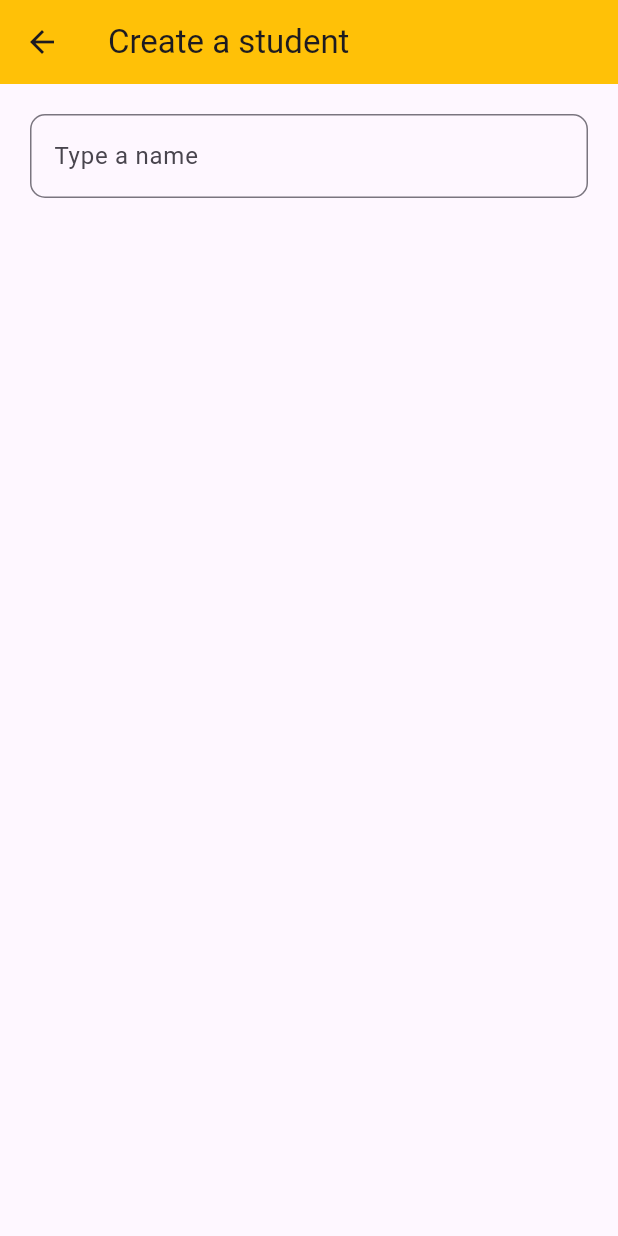
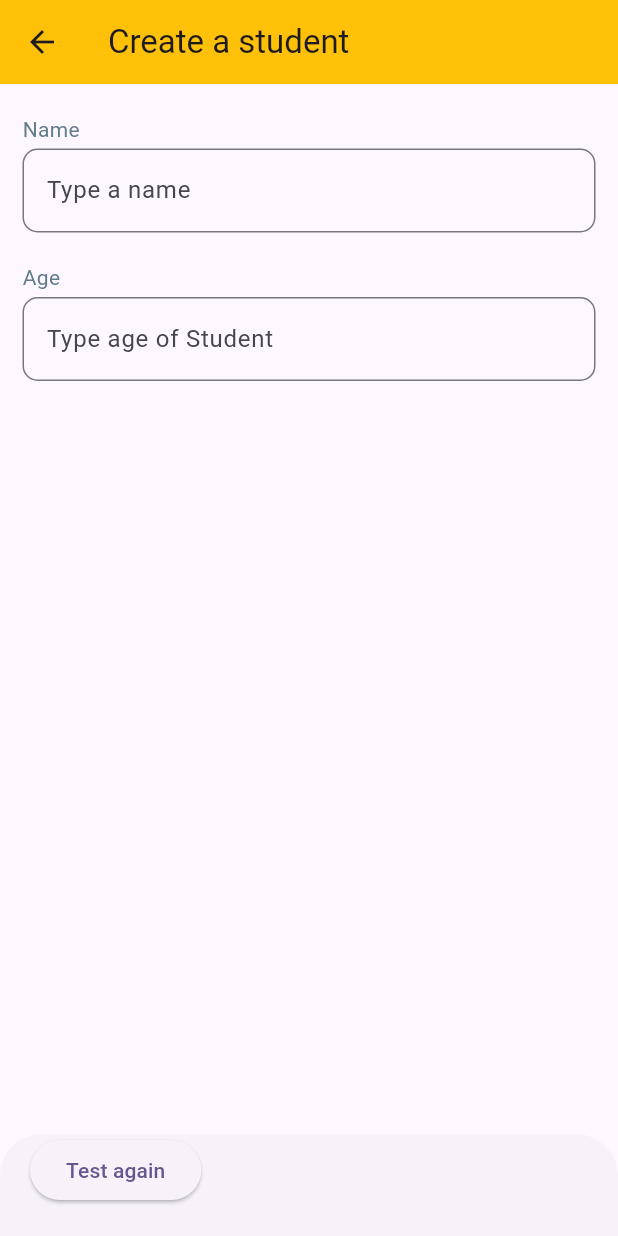
Before and after one commit to Kristian-BASW/web-publishment, a Flutter app: the screen it shows after launch, after a tap on the "add" icon, on a phone screen of 412 x 824 dp. Run offline on Flutter 3.47's test engine with Material 3 defaults, Android fonts, the phone set to English and light mode, and no system bars.

Commit message:
Adding Create student

```diff
--- a/test_website_publishment/lib/create_student_page.dart
+++ b/test_website_publishment/lib/create_student_page.dart
@@ -1,5 +1,7 @@
 import 'package:flutter/material.dart';
 import 'package:test_website_publishment/shared/widgets/styled_text_field.dart';
+
+import 'models/student.dart';
 
 class CreateStudentPage extends StatefulWidget {
   const CreateStudentPage({super.key});
@@ -16,15 +18,24 @@ class _CreateStudentPageState extends State<CreateStudentPage> {
         title: Text('Create a student'),
         backgroundColor: Colors.amber,
       ),
-
-      body: Container(
-        color: Colors.transparent,
+      body: Column(
+        mainAxisAlignment: MainAxisAlignment.start,
+        crossAxisAlignment: CrossAxisAlignment.start,
+        children: [
+          StyledTextField(hint: 'Type a name', label: 'Name'),
+          StyledTextField(hint: 'Type age of Student', label: 'Age'),
+        ],
+      ),
+      bottomSheet: Expanded(
         child: Row(
           children: [
-            Expanded(
-              child: Container(
-                padding: EdgeInsets.all(20),
-                child: StyledTextField(hintText: 'Type a name'),
+            Container(
+              padding: EdgeInsets.fromLTRB(20, 0, 10, 20),
+              child: ElevatedButton(
+                onPressed: () {
+                  Navigator.pop(context, Student('test', 2));
+                },
+                child: Text('Test again'),
               ),
             ),
           ],
--- a/test_website_publishment/lib/main.dart
+++ b/test_website_publishment/lib/main.dart
@@ -35,11 +35,16 @@ class HomePage extends StatefulWidget {
 class _HomePageState extends State<HomePage> {
   List<Student> students = [Student('Tommy', 21)];
 
-  void createStudent() {
-    Navigator.push(
+  Future<void> createStudent() async {
+    Student? data = await Navigator.push<Student>(
       context,
       MaterialPageRoute(builder: (context) => CreateStudentPage()),
     );
+    if (data != null) {
+      setState(() {
+        this.students.add(data);
+      });
+    }
   }
 
   @override
--- a/test_website_publishment/lib/models/student.dart
+++ b/test_website_publishment/lib/models/student.dart
@@ -3,9 +3,8 @@ class Student {
   String name;
 
   // Age of the student
-  double? age;
+  int? age;
 
   // Constructor
-  Student(this.name, double this.age);
-
+  Student(this.name, int this.age);
 }
--- /dev/null
+++ b/test_website_publishment/lib/shared/widgets/styled_text.dart
@@ -0,0 +1,43 @@
+import 'package:flutter/material.dart';
+
+class StyledText extends StatelessWidget {
+  String value;
+  FontWeight valueFontWeight;
+  double valueFontSize;
+  String? label;
+  FontWeight labelFontWeight;
+  double labelFontSize;
+
+  StyledText({
+    super.key,
+    required this.value,
+    this.label,
+    this.valueFontWeight = FontWeight.normal,
+    this.valueFontSize = 12,
+    this.labelFontWeight = FontWeight.normal,
+    this.labelFontSize = 10,
+  });
+
+  @override
+  Widget build(BuildContext context) {
+    return Column(
+      children: [
+        if (label != null)
+          Text(
+            '$label',
+            style: TextStyle(
+              fontSize: this.labelFontSize,
+              fontWeight: this.labelFontWeight,
+            ),
+          ),
+        Text(
+          '$value',
+          style: TextStyle(
+            fontSize: this.valueFontSize,
+            fontWeight: this.valueFontWeight,
+          ),
+        ),
+      ],
+    );
+  }
+}
--- a/test_website_publishment/lib/shared/widgets/styled_text_field.dart
+++ b/test_website_publishment/lib/shared/widgets/styled_text_field.dart
@@ -1,9 +1,10 @@
 import 'package:flutter/material.dart';
 
 class StyledTextField extends StatefulWidget {
-  final String hintText;
+  final String hint;
+  final String? label;
 
-  const StyledTextField({super.key, required this.hintText});
+  const StyledTextField({super.key, required this.hint, this.label});
 
   @override
   State<StyledTextField> createState() => _StyledTextFieldState();
@@ -11,15 +12,50 @@ class StyledTextField extends StatefulWidget {
 
 class _StyledTextFieldState extends State<StyledTextField> {
   @override
+  StyledTextField get widget => super.widget;
+
+  String hint = '';
+  String? label = '';
+  String value = '';
+
+  @override
+  void initState() {
+    super.initState();
+    hint = widget.hint;
+    label = widget.label;
+  }
+
+  @override
   Widget build(BuildContext context) {
-    return TextField(
-      decoration: InputDecoration(
-        fillColor: Colors.black,
-        border: OutlineInputBorder(
-          borderRadius: BorderRadius.all(Radius.circular(10)),
+    return Column(
+      crossAxisAlignment: CrossAxisAlignment.start,
+      mainAxisAlignment: MainAxisAlignment.start,
+      children: [
+        if (label != null)
+          Container(
+            padding: EdgeInsets.fromLTRB(15, 20, 15, 3),
+            child: Text(label ?? '', style: TextStyle(color: Colors.blueGrey)),
+          ),
+        Container(
+          padding: EdgeInsets.fromLTRB(15, 0, 15, 0),
+          child: TextField(
+            enableSuggestions: true,
+            decoration: InputDecoration(
+              fillColor: Colors.black,
+              border: OutlineInputBorder(
+                borderRadius: BorderRadius.all(Radius.circular(10)),
+              ),
+              hintText: this.hint,
+            ),
+            onChanged: (value) {
+              setState(() {
+                this.value = value;
+              });
+              print(value);
+            },
+          ),
         ),
-        hintText: 'Type a name',
-      ),
+      ],
     );
   }
 }
--- a/test_website_publishment/lib/student-list.dart
+++ b/test_website_publishment/lib/student-list.dart
@@ -1,8 +1,9 @@
 import 'package:flutter/material.dart';
+import 'package:test_website_publishment/shared/widgets/styled_text.dart';
 
 class StudentList extends StatelessWidget {
   final String name;
-  final double age;
+  final int age;
 
   const StudentList({super.key, required this.name, required this.age});
 
@@ -15,22 +16,38 @@ class StudentList extends StatelessWidget {
         boxShadow: [
           BoxShadow(
             color: Colors.blue,
-            offset: Offset(10, 10),
-            blurRadius: 10,
-            spreadRadius: 2,
+            offset: Offset(1, 1),
+            blurRadius: 1,
+            spreadRadius: 1,
           ),
           BoxShadow(
             color: Colors.white,
-            offset: Offset(10, 10),
+            offset: Offset(1, 1),
             blurRadius: 10,
-            spreadRadius: 3,
+            spreadRadius: 1,
           ),
         ],
       ),
-      padding: EdgeInsets.all(20),
+      padding: EdgeInsets.all(10),
       child: Column(
         crossAxisAlignment: CrossAxisAlignment.start,
-        children: [Text('Name: $name'), Text('Age: $age')],
+        mainAxisAlignment: MainAxisAlignment.spaceAround,
+        children: [
+          StyledText(
+            value: '$name',
+            label: 'Name',
+            valueFontSize: 12,
+            valueFontWeight: FontWeight.bold,
+            labelFontSize: 10,
+            labelFontWeight: FontWeight.bold,
+          ),
+          StyledText(
+            value: '$age',
+            label: 'Age',
+            valueFontSize: 10,
+            labelFontSize: 10,
+          ),
+        ],
       ),
     );
   }
```
